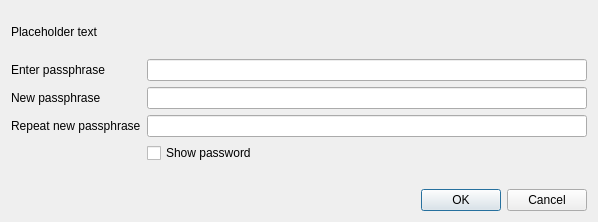
Old version of the form src/qt/forms/askpassphrasedialog.ui in the repository barrystyle/SUQA-0.17.1.
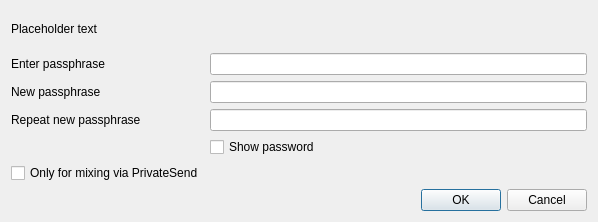
New version of the form.

Patch:
```diff
--- a/src/qt/forms/askpassphrasedialog.ui
+++ b/src/qt/forms/askpassphrasedialog.ui
@@ -115,6 +115,24 @@
        </property>
       </widget>
      </item>
+     <!-- Dash -->
+     <item row="4" column="0">
+      <widget class="QCheckBox" name="mixingOnlyCheckBox">
+       <property name="enabled">
+        <bool>true</bool>
+       </property>
+       <property name="toolTip">
+        <string>Serves to disable the trivial sendmoney when OS account compromised. Provides no real security.</string>
+       </property>
+       <property name="text">
+        <string>Only for mixing via PrivateSend</string>
+       </property>
+       <property name="visible">
+        <bool>false</bool>
+       </property>
+      </widget>
+     </item>
+     <!--      -->
     </layout>
    </item>
    <item>
```
